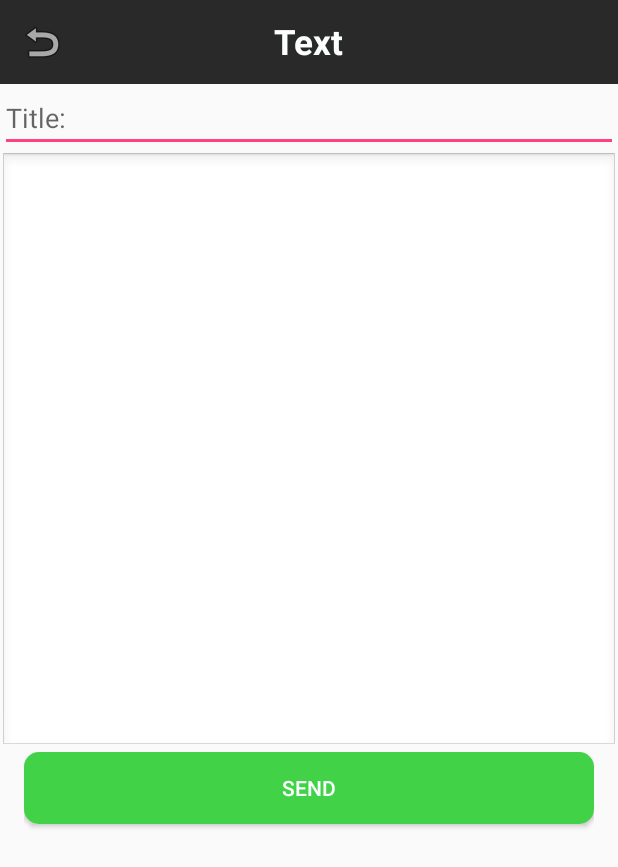
After one commit to hanyu2/Map, an Android app: the SendMessageActivity screen opened directly, with no data from a screen before it, on a phone screen of 412 x 824 dp. The commit adds this screen. Shown: the top 867 px of the screen. Run offline under Robolectric (Android 15) with nearby library versions, the phone set to English and light mode, and no system bars.

Commit message:
Add sendmessage activity

```diff
--- a/app/src/main/AndroidManifest.xml
+++ b/app/src/main/AndroidManifest.xml
@@ -42,6 +42,10 @@
             </intent-filter>
         </activity>
         <activity android:name=".RegisterActivity" />
+        <activity
+            android:name=".SendMessageActivity"
+            android:label="@string/title_activity_send_message"
+            android:theme="@style/AppTheme.NoActionBar" />
     </application>
 
 </manifest>
--- /dev/null
+++ b/app/src/main/java/com/example/lenovo/map/SendMessageActivity.java
@@ -0,0 +1,57 @@
+package com.example.lenovo.map;
+
+import android.os.Bundle;
+import android.support.design.widget.FloatingActionButton;
+import android.support.design.widget.Snackbar;
+import android.support.v7.app.AppCompatActivity;
+import android.support.v7.widget.Toolbar;
+import android.view.View;
+import android.widget.Button;
+import android.widget.EditText;
+import android.widget.Toast;
+
+public class SendMessageActivity extends AppCompatActivity {
+
+    Button btn_send;
+    EditText edtext_title;
+    EditText edtext_message;
+    Toolbar toolbar;
+
+    @Override
+    protected void onCreate(Bundle savedInstanceState) {
+        super.onCreate(savedInstanceState);
+        setContentView(R.layout.activity_send_message);
+        edtext_title = (EditText) this.findViewById(R.id.edt_title);
+        edtext_message = (EditText) this.findViewById(R.id.edt_message);
+        btn_send = (Button) this.findViewById(R.id.btn_send);
+        toolbar = (Toolbar) this.findViewById(R.id.tool_bar_send);
+        //setSupportActionBar(toolbar);
+        View.OnClickListener toolbar_listener = new View.OnClickListener() {
+            @Override
+            public void onClick(View v) {
+                finish();
+            }
+        };
+        toolbar.setNavigationOnClickListener(toolbar_listener);
+        View.OnClickListener myListener = new View.OnClickListener() {
+            @Override
+            public void onClick(View v) {
+                switch (v.getId()){
+                    case R.id.btn_send:
+                        String title = edtext_title.getText().toString();
+                        String message = edtext_message.getText().toString();
+                        if(title.isEmpty()){
+                            Toast.makeText(SendMessageActivity.this, "please enter the title", Toast.LENGTH_SHORT).show();
+                        }
+                        else if(message.isEmpty()){
+                            Toast.makeText(SendMessageActivity.this, "please enter your message", Toast.LENGTH_SHORT).show();
+                        }
+                        //MessageData messageData = new MessageData(,,,message,,);
+                        //messageData.setMessage(message);
+                        break;
+                }
+            }
+        };
+        btn_send.setOnClickListener(myListener);
+    }
+}
--- /dev/null
+++ b/app/src/main/res/drawable/button_blue_background.xml
@@ -0,0 +1,6 @@
+<selector xmlns:android="http://schemas.android.com/apk/res/android">
+    <!--; pressed state -->
+    <item android:drawable="@drawable/button_blue_pressed" android:state_pressed="true"/>
+    <!-- default state -->
+    <item android:drawable="@drawable/button_blue_normal" android:state_pressed="false"/>
+</selector>
--- /dev/null
+++ b/app/src/main/res/drawable/button_blue_normal.xml
@@ -0,0 +1,4 @@
+<shape xmlns:android="http://schemas.android.com/apk/res/android">
+    <solid android:color="#41d248"/>
+    <corners android:radius="10dip"/>
+</shape>
--- /dev/null
+++ b/app/src/main/res/drawable/button_blue_pressed.xml
@@ -0,0 +1,4 @@
+<shape xmlns:android="http://schemas.android.com/apk/res/android">
+    <solid android:color="#3fc133"/>
+    <corners android:radius="10dip"/>
+</shape>
--- a/app/src/main/res/layout/activity_login.xml
+++ b/app/src/main/res/layout/activity_login.xml
@@ -5,7 +5,7 @@
     android:orientation="vertical"
     android:layout_width="match_parent"
     android:layout_height="match_parent"
-    tools:context="com.mobilecomputing.han.maps.LoginActivity">
+    tools:context="com.example.lenovo.map.LoginActivity">
 
     <android.support.v7.widget.Toolbar
         android:id="@+id/tool_bar_send"
@@ -74,7 +74,7 @@
         android:paddingRight="@dimen/activity_horizontal_margin"
         android:paddingTop="@dimen/activity_vertical_margin"
         android:paddingBottom="@dimen/activity_vertical_margin"
-        tools:context="com.mobilecomputing.han.maps.LoginActivity">
+        tools:context="com.example.lenovo.map.LoginActivity">
 
         <EditText
             android:layout_width="fill_parent"
--- a/app/src/main/res/layout/activity_register.xml
+++ b/app/src/main/res/layout/activity_register.xml
@@ -5,7 +5,7 @@
     android:orientation="vertical"
     android:layout_width="match_parent"
     android:layout_height="match_parent"
-    tools:context="com.mobilecomputing.han.maps.RegisterActivity">
+    tools:context="com.example.lenovo.map.RegisterActivity">
 
     <android.support.v7.widget.Toolbar
         android:id="@+id/tool_bar"
@@ -74,7 +74,7 @@
         android:paddingRight="@dimen/activity_horizontal_margin"
         android:paddingTop="@dimen/activity_vertical_margin"
         android:paddingBottom="@dimen/activity_vertical_margin"
-        tools:context="com.mobilecomputing.han.maps.RegisterActivity">
+        tools:context="com.example.lenovo.map.RegisterActivity">
     <EditText
         android:layout_width="fill_parent"
         android:layout_height="wrap_content"
--- /dev/null
+++ b/app/src/main/res/layout/activity_send_message.xml
@@ -0,0 +1,73 @@
+<?xml version="1.0" encoding="utf-8"?>
+<RelativeLayout xmlns:android="http://schemas.android.com/apk/res/android"
+    xmlns:tools="http://schemas.android.com/tools"
+    android:layout_width="match_parent"
+    android:layout_height="match_parent"
+    xmlns:app="http://schemas.android.com/apk/res-auto"
+    tools:context="com.example.lenovo.map.SendMessageActivity">
+    <android.support.v7.widget.Toolbar
+        android:id="@+id/tool_bar_send"
+        android:layout_width="match_parent"
+        android:layout_height="?android:attr/actionBarSize"
+        android:background="#292929"
+        android:textColor="?attr/android:textColorPrimary"
+        app:layout_scrollFlags="scroll|enterAlways"
+        app:navigationIcon="@android:drawable/ic_menu_revert">
+        <TextView
+            android:layout_width="wrap_content"
+            android:layout_height="wrap_content"
+            android:layout_gravity="center"
+            android:id="@+id/text"
+            android:textSize="23sp"
+            android:textStyle="bold"
+            android:text="@string/text"
+            android:textColor="#fafefc"
+            />
+    </android.support.v7.widget.Toolbar>
+
+
+    <EditText
+        android:id="@+id/edt_title"
+        android:layout_width="fill_parent"
+        android:layout_height="wrap_content"
+        android:layout_below="@+id/tool_bar_send"
+        android:enabled="true"
+        android:ems="10"
+        android:hint="@string/title_message"
+        android:inputType="text"
+        android:scrollbars="vertical"
+        android:gravity="top|left"
+        />
+    <EditText
+        android:id="@+id/edt_message"
+        android:layout_width="fill_parent"
+        android:layout_height="400dp"
+        android:layout_below="@id/edt_title"
+        android:enabled="true"
+        android:inputType="textMultiLine"
+        android:minLines="8"
+        android:maxLines="10"
+        android:scrollbars="vertical"
+        android:background="@android:drawable/edit_text"
+        android:gravity="top|left"
+        />
+    <RelativeLayout xmlns:android="http://schemas.android.com/apk/res/android"
+        xmlns:tools="http://schemas.android.com/tools"
+        android:layout_width="match_parent"
+        android:layout_height="match_parent"
+        android:paddingLeft="@dimen/activity_horizontal_margin"
+        android:paddingRight="@dimen/activity_horizontal_margin"
+        android:layout_below="@id/edt_message">
+
+        <Button
+            android:layout_width="fill_parent"
+            android:layout_height="wrap_content"
+            android:layout_marginBottom="10dp"
+            android:text="@string/send_message"
+            android:id="@+id/btn_send"
+            android:layout_alignParentStart="true"
+            android:background="@drawable/button_blue_background"
+            android:textColor="#fafefc"
+            />
+    </RelativeLayout>
+</RelativeLayout>
--- a/app/src/main/res/values/strings.xml
+++ b/app/src/main/res/values/strings.xml
@@ -20,4 +20,6 @@
     <string name="send_message">send</string>
     <string name="title_activity_register">RegisterActivity</string>
     <string name="title_activity_main">MainActivity</string>
+    <string name="title_activity_test">TestActivity</string>
+    <string name="title_activity_send_message">SendMessageActivity</string>
 </resources>
```
Also changed, not shown: app/src/main/java/com/example/lenovo/map/MapsActivity.java (+14 -7 lines), app/src/main/res/layout/activity_maps.xml (+12 -2 lines), app/src/main/res/drawable-hdpi/ic_autorenew_white_24dp.png (added), app/src/main/res/drawable-mdpi/ic_autorenew_white_24dp.png (added), app/src/main/res/drawable-xhdpi/ic_autorenew_white_24dp.png (added), app/src/main/res/drawable-xxhdpi/ic_autorenew_white_24dp.png (added), app/src/main/res/drawable-xxxhdpi/ic_autorenew_white_24dp.png (added).
